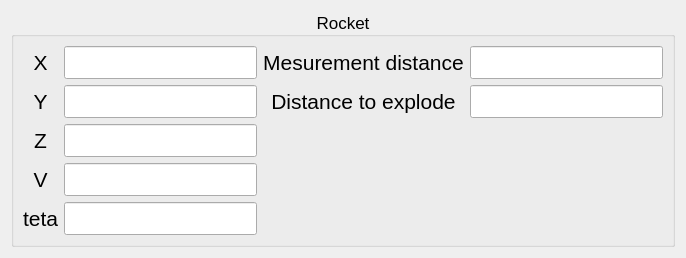
Yegres5/diploma, file mainwindow/rocketinitialframe.ui: the form before one commit.
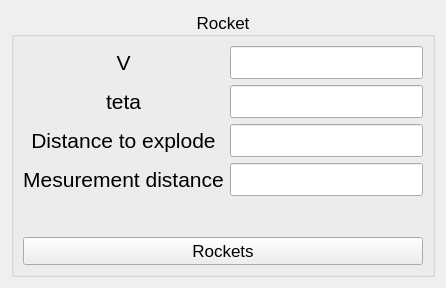
The form after the commit.

```diff
--- a/mainwindow/rocketinitialframe.ui
+++ b/mainwindow/rocketinitialframe.ui
@@ -6,8 +6,8 @@
    <rect>
     <x>0</x>
     <y>0</y>
-    <width>573</width>
-    <height>210</height>
+    <width>416</width>
+    <height>288</height>
    </rect>
   </property>
   <property name="font">
@@ -19,7 +19,7 @@
   <property name="windowTitle">
    <string>Frame</string>
   </property>
-  <layout class="QFormLayout" name="formLayout">
+  <layout class="QGridLayout" name="gridLayout_2">
    <item row="0" column="0">
     <widget class="QGroupBox" name="groupBox">
      <property name="sizePolicy">
@@ -46,87 +46,7 @@
       <bool>true</bool>
      </property>
      <layout class="QGridLayout" name="gridLayout">
-      <item row="0" column="0">
-       <layout class="QHBoxLayout" name="Layout_X">
-        <item>
-         <widget class="QLabel" name="label_X">
-          <property name="sizePolicy">
-           <sizepolicy hsizetype="Minimum" vsizetype="Fixed">
-            <horstretch>0</horstretch>
-            <verstretch>0</verstretch>
-           </sizepolicy>
-          </property>
-          <property name="font">
-           <font>
-            <pointsize>16</pointsize>
-           </font>
-          </property>
-          <property name="text">
-           <string>X</string>
-          </property>
-          <property name="alignment">
-           <set>Qt::AlignCenter</set>
-          </property>
-         </widget>
-        </item>
-        <item>
-         <widget class="QLineEdit" name="LineEdit_X">
-          <property name="sizePolicy">
-           <sizepolicy hsizetype="Fixed" vsizetype="Fixed">
-            <horstretch>0</horstretch>
-            <verstretch>0</verstretch>
-           </sizepolicy>
-          </property>
-          <property name="font">
-           <font>
-            <pointsize>16</pointsize>
-           </font>
-          </property>
-         </widget>
-        </item>
-       </layout>
-      </item>
-      <item row="0" column="1">
-       <layout class="QHBoxLayout" name="Layout_MeshD">
-        <item>
-         <widget class="QLabel" name="label_MeshD">
-          <property name="sizePolicy">
-           <sizepolicy hsizetype="Minimum" vsizetype="Fixed">
-            <horstretch>0</horstretch>
-            <verstretch>0</verstretch>
-           </sizepolicy>
-          </property>
-          <property name="font">
-           <font>
-            <pointsize>16</pointsize>
-           </font>
-          </property>
-          <property name="text">
-           <string>Mesurement distance</string>
-          </property>
-          <property name="alignment">
-           <set>Qt::AlignCenter</set>
-          </property>
-         </widget>
-        </item>
-        <item>
-         <widget class="QLineEdit" name="LineEdit_MeshD">
-          <property name="sizePolicy">
-           <sizepolicy hsizetype="Fixed" vsizetype="Fixed">
-            <horstretch>0</horstretch>
-            <verstretch>0</verstretch>
-           </sizepolicy>
-          </property>
-          <property name="font">
-           <font>
-            <pointsize>16</pointsize>
-           </font>
-          </property>
-         </widget>
-        </item>
-       </layout>
-      </item>
-      <item row="4" column="0">
+      <item row="1" column="0">
        <layout class="QHBoxLayout" name="Layout_teta">
         <item>
          <widget class="QLabel" name="label_teta">
@@ -166,7 +86,7 @@
         </item>
        </layout>
       </item>
-      <item row="3" column="0">
+      <item row="0" column="0">
        <layout class="QHBoxLayout" name="Layout_V">
         <item>
          <widget class="QLabel" name="label_V">
@@ -206,87 +126,7 @@
         </item>
        </layout>
       </item>
-      <item row="2" column="0">
-       <layout class="QHBoxLayout" name="Layout_Z">
-        <item>
-         <widget class="QLabel" name="label_Z">
-          <property name="sizePolicy">
-           <sizepolicy hsizetype="Minimum" vsizetype="Fixed">
-            <horstretch>0</horstretch>
-            <verstretch>0</verstretch>
-           </sizepolicy>
-          </property>
-          <property name="font">
-           <font>
-            <pointsize>16</pointsize>
-           </font>
-          </property>
-          <property name="text">
-           <string>Z</string>
-          </property>
-          <property name="alignment">
-           <set>Qt::AlignCenter</set>
-          </property>
-         </widget>
-        </item>
-        <item>
-         <widget class="QLineEdit" name="LineEdit_Z">
-          <property name="sizePolicy">
-           <sizepolicy hsizetype="Fixed" vsizetype="Fixed">
-            <horstretch>0</horstretch>
-            <verstretch>0</verstretch>
-           </sizepolicy>
-          </property>
-          <property name="font">
-           <font>
-            <pointsize>16</pointsize>
-           </font>
-          </property>
-         </widget>
-        </item>
-       </layout>
-      </item>
-      <item row="1" column="0">
-       <layout class="QHBoxLayout" name="Layout_Y">
-        <item>
-         <widget class="QLabel" name="label_Y">
-          <property name="sizePolicy">
-           <sizepolicy hsizetype="Minimum" vsizetype="Fixed">
-            <horstretch>0</horstretch>
-            <verstretch>0</verstretch>
-           </sizepolicy>
-          </property>
-          <property name="font">
-           <font>
-            <pointsize>16</pointsize>
-           </font>
-          </property>
-          <property name="text">
-           <string>Y</string>
-          </property>
-          <property name="alignment">
-           <set>Qt::AlignCenter</set>
-          </property>
-         </widget>
-        </item>
-        <item>
-         <widget class="QLineEdit" name="LineEdit_Y">
-          <property name="sizePolicy">
-           <sizepolicy hsizetype="Fixed" vsizetype="Fixed">
-            <horstretch>0</horstretch>
-            <verstretch>0</verstretch>
-           </sizepolicy>
-          </property>
-          <property name="font">
-           <font>
-            <pointsize>16</pointsize>
-           </font>
-          </property>
-         </widget>
-        </item>
-       </layout>
-      </item>
-      <item row="1" column="1">
+      <item row="3" column="0">
        <layout class="QHBoxLayout" name="Layout_explode_dist">
         <item>
          <widget class="QLabel" name="label_MeshD_2">
@@ -326,6 +166,66 @@
         </item>
        </layout>
       </item>
+      <item row="4" column="0">
+       <layout class="QHBoxLayout" name="Layout_MeshD">
+        <item>
+         <widget class="QLabel" name="label_MeshD">
+          <property name="sizePolicy">
+           <sizepolicy hsizetype="Minimum" vsizetype="Fixed">
+            <horstretch>0</horstretch>
+            <verstretch>0</verstretch>
+           </sizepolicy>
+          </property>
+          <property name="font">
+           <font>
+            <pointsize>16</pointsize>
+           </font>
+          </property>
+          <property name="text">
+           <string>Mesurement distance</string>
+          </property>
+          <property name="alignment">
+           <set>Qt::AlignCenter</set>
+          </property>
+         </widget>
+        </item>
+        <item>
+         <widget class="QLineEdit" name="LineEdit_MeshD">
+          <property name="sizePolicy">
+           <sizepolicy hsizetype="Fixed" vsizetype="Fixed">
+            <horstretch>0</horstretch>
+            <verstretch>0</verstretch>
+           </sizepolicy>
+          </property>
+          <property name="font">
+           <font>
+            <pointsize>16</pointsize>
+           </font>
+          </property>
+         </widget>
+        </item>
+       </layout>
+      </item>
+      <item row="6" column="0">
+       <widget class="QPushButton" name="pushButton">
+        <property name="text">
+         <string>Rockets</string>
+        </property>
+       </widget>
+      </item>
+      <item row="5" column="0">
+       <spacer name="verticalSpacer">
+        <property name="orientation">
+         <enum>Qt::Vertical</enum>
+        </property>
+        <property name="sizeHint" stdset="0">
+         <size>
+          <width>20</width>
+          <height>40</height>
+         </size>
+        </property>
+       </spacer>
+      </item>
      </layout>
     </widget>
    </item>
```
Left out of the diff: 3 changed lines with no effect on the pictures.
